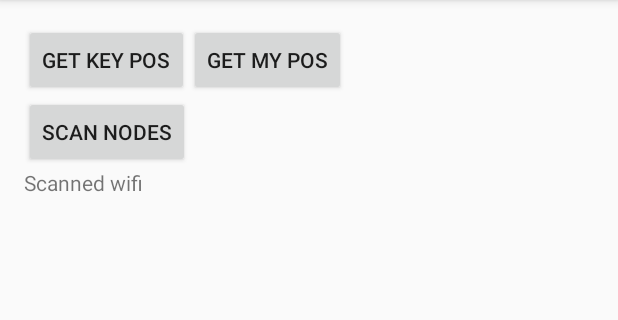
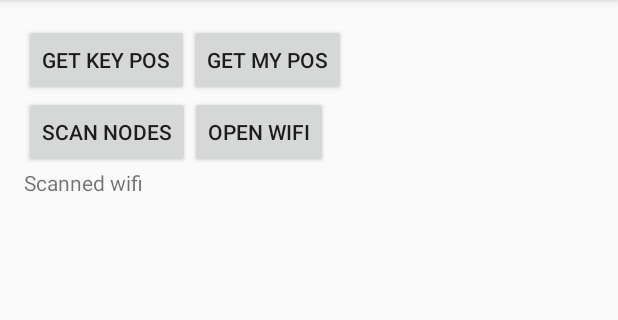
Before and after one commit to Albert-Tate/CSSE4011_KEYS, an Android app: the screen it shows after launch (TCPWrapper), on a phone screen of 412 x 824 dp, the part 84-404 px from its top. Run offline under Robolectric (Android 15) with nearby library versions, the light colour scheme and no system bars.

Commit message:
Add wifi hotspot in testing code
Been tested, and it works.

```diff
--- a/android/TCPtesting/app/src/main/java/com/mikaljrue/tcptesting/TCPClient.java
+++ b/android/TCPtesting/app/src/main/java/com/mikaljrue/tcptesting/TCPClient.java
@@ -109,6 +109,7 @@ public class TCPClient {
                 if (readbytes > 0)
                 {
                     curLoc = new LocationParser(new String(inBuff.array()), getTime).getloc();
+                    curLoc.setProvider(sendString);
                 }
                 return curLoc;
             } catch (IOException e) {
--- a/android/TCPtesting/app/src/main/res/layout/activity_tcpwrapper.xml
+++ b/android/TCPtesting/app/src/main/res/layout/activity_tcpwrapper.xml
@@ -27,6 +27,16 @@
         android:layout_height="wrap_content"
         android:text="Scan nodes"
         android:onClick="scanNodesBtn"/>
+
+
+    <Button xmlns:android="http://schemas.android.com/apk/res/android"
+        android:id="@+id/createAP"
+        android:layout_below="@+id/button_connect"
+        android:layout_toRightOf="@id/button_scan"
+        android:layout_width="wrap_content"
+        android:layout_height="wrap_content"
+        android:text="open wifi"
+        android:onClick="openWifi"/>
     <TextView
         android:id="@+id/text2"
         android:layout_width="wrap_content"
```
Also changed, not shown: android/TCPtesting/app/src/main/java/com/mikaljrue/tcptesting/TCPWrapper.java (+68 -5 lines).
